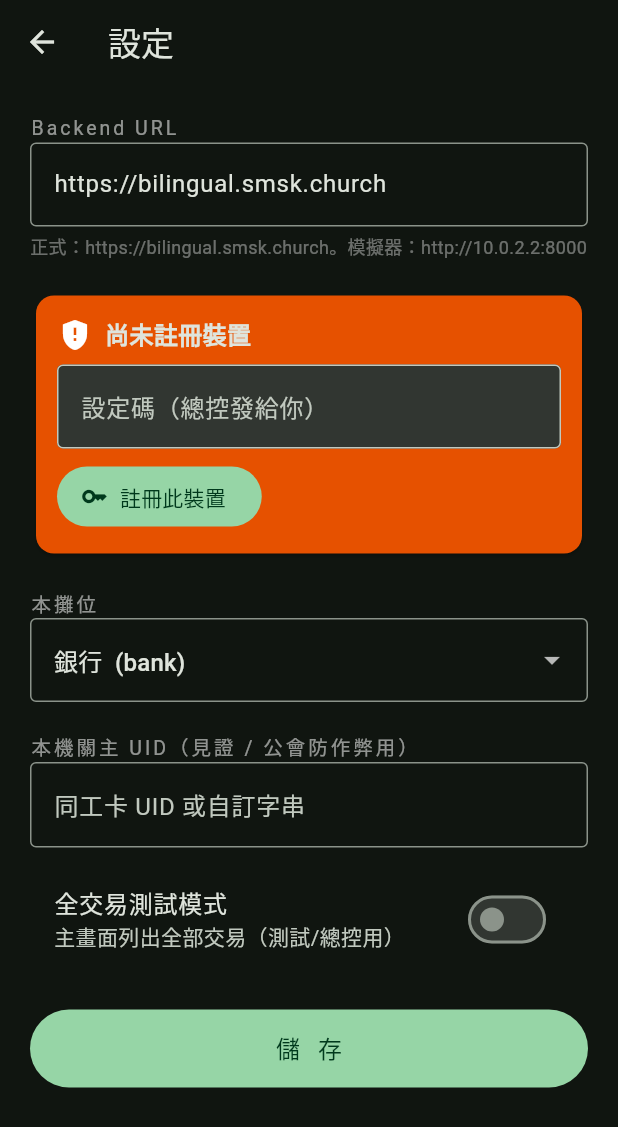
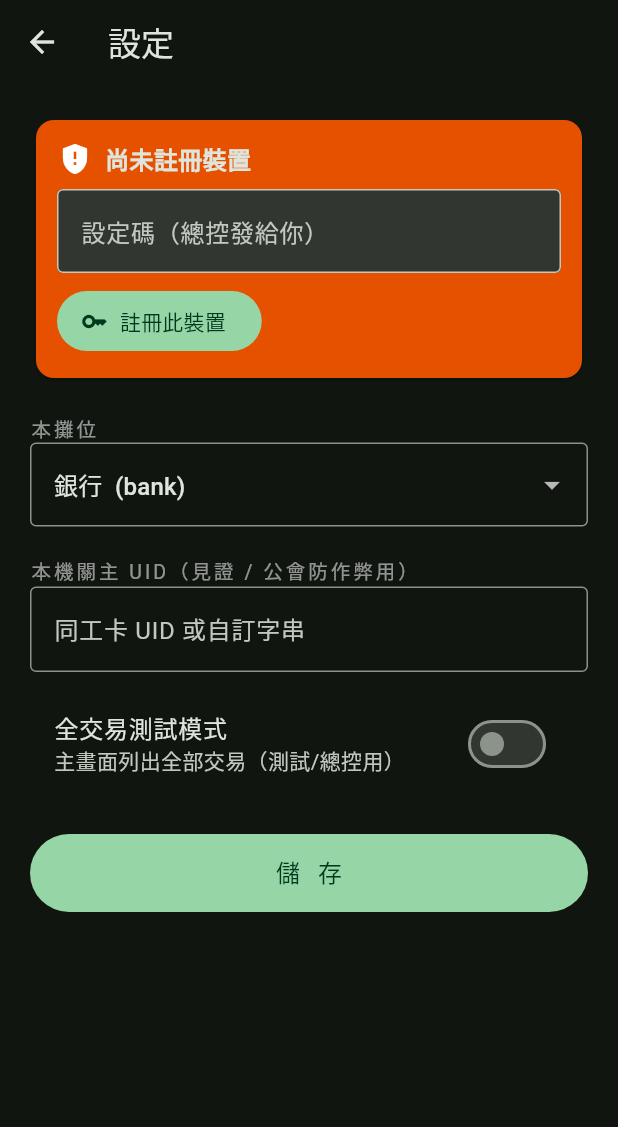
Before and after one commit to mushding/2026-bilingual-camp-little-market, a Flutter app: the screen it shows after launch, after a tap on the "settings" icon, on a phone screen of 412 x 824 dp. Shown: the top 1127 px of the screen. Run offline on Flutter 3.47's test engine with Material 3 defaults, Android fonts, the phone set to English and light mode, and no system bars; our stand-ins replace flutter_secure_storage, shared_preferences; missing offline and left inert: nfc_manager; network calls fail.

Commit message:
app: 後端網址寫死 https://bilingual.smsk.church，移除使用者設定欄位
Co-Authored-By: Claude Opus 4.8 (1M context) <noreply@anthropic.com>

```diff
--- a/lib/screens/settings_screen.dart
+++ b/lib/screens/settings_screen.dart
@@ -10,7 +10,6 @@ class SettingsScreen extends StatefulWidget {
 }
 
 class _SettingsScreenState extends State<SettingsScreen> {
-  late final TextEditingController _url;
   late final TextEditingController _staff;
   final _code = TextEditingController();
   late String _stallId;
@@ -21,7 +20,6 @@ class _SettingsScreenState extends State<SettingsScreen> {
   void initState() {
     super.initState();
     final s = Settings.instance;
-    _url = TextEditingController(text: s.backendUrl);
     _staff = TextEditingController(text: s.staffUid);
     _stallId = s.stallId;
     _allTxn = s.allTxnMode;
@@ -29,7 +27,6 @@ class _SettingsScreenState extends State<SettingsScreen> {
 
   @override
   void dispose() {
-    _url.dispose();
     _staff.dispose();
     _code.dispose();
     super.dispose();
@@ -42,8 +39,6 @@ class _SettingsScreenState extends State<SettingsScreen> {
   }
 
   Future<void> _enroll() async {
-    // 註冊前先存 URL（enroll 要連對的 backend）
-    await Settings.instance.setBackendUrl(_url.text);
     setState(() => _enrolling = true);
     try {
       final scope = await ApiClient.enroll(_code.text.trim(),
@@ -66,7 +61,6 @@ class _SettingsScreenState extends State<SettingsScreen> {
 
   Future<void> _save() async {
     final s = Settings.instance;
-    await s.setBackendUrl(_url.text);
     await s.setStaffUid(_staff.text);
     await s.setStallId(_stallId);
     await s.setAllTxnMode(_allTxn);
@@ -83,21 +77,6 @@ class _SettingsScreenState extends State<SettingsScreen> {
         child: ListView(
           padding: const EdgeInsets.all(20),
           children: [
-            const Text('Backend URL', style: _lbl),
-            TextField(
-              controller: _url,
-              keyboardType: TextInputType.url,
-              autocorrect: false,
-              decoration: const InputDecoration(
-                hintText: 'https://bilingual.smsk.church',
-                border: OutlineInputBorder(),
-              ),
-            ),
-            const SizedBox(height: 4),
-            const Text('正式：https://bilingual.smsk.church。模擬器：http://10.0.2.2:8000',
-                style: TextStyle(fontSize: 12, color: Colors.white38)),
-            const SizedBox(height: 20),
-
             // ── 裝置註冊 ──
             Card(
               color: s.enrolled ? Colors.green.shade900 : Colors.orange.shade900,
--- a/lib/services/settings.dart
+++ b/lib/services/settings.dart
@@ -7,7 +7,6 @@ class Settings {
   Settings._();
   static final Settings instance = Settings._();
 
-  static const _kBackendUrl = 'backend_url';
   static const _kStallId = 'stall_id';
   static const _kStaffUid = 'staff_uid';
   static const _kScope = 'scope';
@@ -17,8 +16,9 @@ class Settings {
   late SharedPreferences _prefs;
   final _secure = const FlutterSecureStorage();
 
-  // 預設指向正式域名（走 Cloudflare → HTTPS）；開發/模擬器改 http://10.0.2.2:8000。
-  String backendUrl = 'https://bilingual.smsk.church';
+  // 正式域名（走 Cloudflare → HTTPS）。寫死、無 setter、使用者不可改。
+  // 開發/模擬器要改後端，直接改這一行（例 http://10.0.2.2:8000）後重 build。
+  final String backendUrl = 'https://bilingual.smsk.church';
   String stallId = 'bank';
   String staffUid = '';
   String apiToken = '';     // Bearer，存 secure storage
@@ -30,17 +30,11 @@ class Settings {
 
   Future<void> load() async {
     _prefs = await SharedPreferences.getInstance();
-    backendUrl = _prefs.getString(_kBackendUrl) ?? backendUrl;
     stallId = _prefs.getString(_kStallId) ?? stallId;
     staffUid = _prefs.getString(_kStaffUid) ?? staffUid;
     scope = _prefs.getString(_kScope) ?? scope;
     allTxnMode = _prefs.getBool(_kAllTxnMode) ?? allTxnMode;
     apiToken = await _secure.read(key: _kTokenSecure) ?? '';
-  }
-
-  Future<void> setBackendUrl(String v) async {
-    backendUrl = v.trim();
-    await _prefs.setString(_kBackendUrl, backendUrl);
   }
 
   Future<void> setStallId(String v) async {
```
